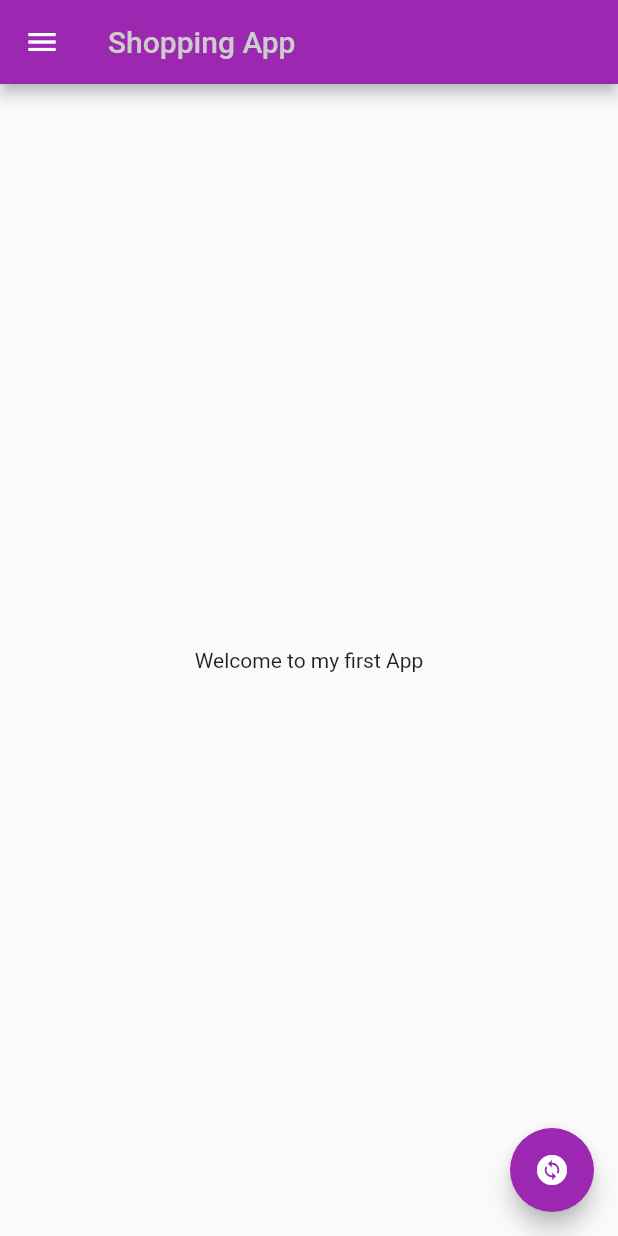
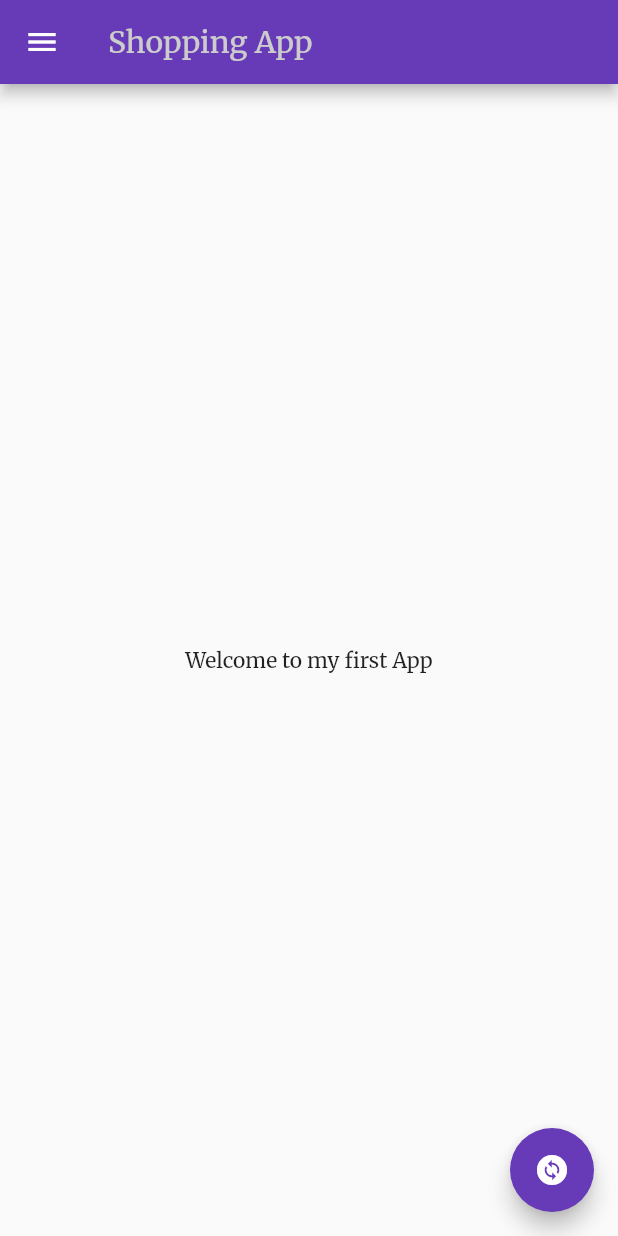
Before and after one commit to rtadarsh/30DaysOfFlutter, a Flutter app: the screen it shows after launch, on a phone screen of 412 x 824 dp. Run offline on Flutter 3.47's test engine with Material 2 defaults, Android fonts, the phone set to English and light mode, and no system bars; our stand-ins replace google_fonts.

Commit message:
Images, Fonts, Input Box, Button

```diff
--- a/lib/main.dart
+++ b/lib/main.dart
@@ -1,4 +1,5 @@
 import 'package:flutter/material.dart';
+import 'package:google_fonts/google_fonts.dart';
 import 'pages/home_page.dart';
 import 'pages/login_page.dart';
 
@@ -7,22 +8,20 @@ void main() {
 }
 
 class MyApp extends StatelessWidget {
-  @override // you need to override previously written build method that returns a widget
+  @override
   Widget build(BuildContext context) {
-    // context is a piece of info telling about the position of each widget in the hierarchy tree
     return MaterialApp(
-      // home: HomePage(), // this is the initial page of whole app
-      themeMode: ThemeMode.dark,
+      themeMode: ThemeMode.light,
       theme: ThemeData(
-        primarySwatch: Colors.red,
-      ),
+          primarySwatch: Colors.deepPurple,
+          fontFamily: GoogleFonts.merriweather().fontFamily),
       darkTheme: ThemeData(
+        brightness: Brightness.dark,
         primarySwatch: Colors.purple,
       ),
       initialRoute: "/home",
       routes: {
-        "/": (context) =>
-            LoginPage(), // this can only be included if home property is not specified. This is the default route unless otherwise specified by initialRoute
+        "/": (context) => LoginPage(),
         "/home": (context) => HomePage(),
         "/login": (context) => LoginPage(),
       },
```
Also changed, not shown: lib/pages/home_page.dart (+4 -3 lines), lib/pages/login_page.dart (+64 -9 lines), pubspec.yaml (+4 -5 lines), assets/images/login_image.png (added), pubspec.lock.
